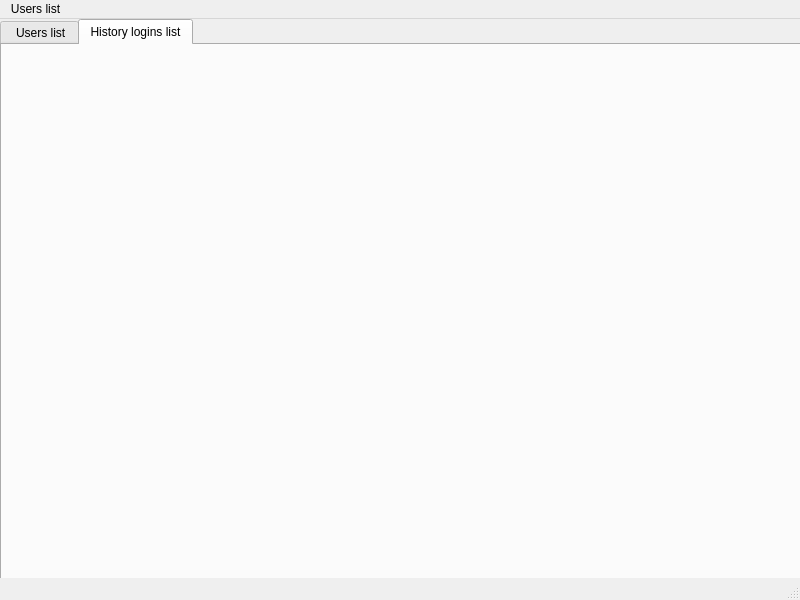
Old version of the form server_gui/serverUI.ui in the repository vakhnin/geekbrains-messenger.
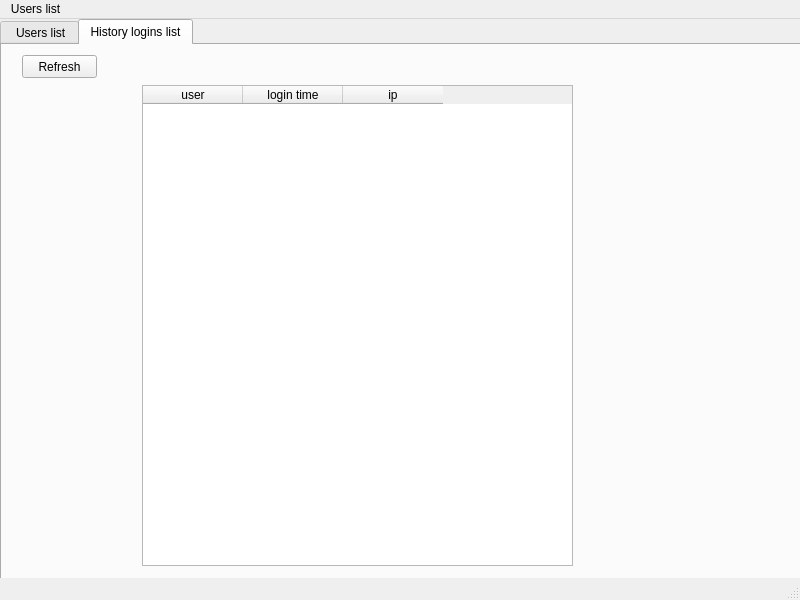
New version of the form. The open tabs and pages were chosen to show the change.

What changed in the file:
```diff
--- a/server_gui/serverUI.ui
+++ b/server_gui/serverUI.ui
@@ -82,6 +82,50 @@
      <attribute name="title">
       <string>History logins list</string>
      </attribute>
+     <widget class="QPushButton" name="refreshHystoryLoginsListButton">
+      <property name="geometry">
+       <rect>
+        <x>20</x>
+        <y>10</y>
+        <width>75</width>
+        <height>23</height>
+       </rect>
+      </property>
+      <property name="text">
+       <string>Refresh</string>
+      </property>
+     </widget>
+     <widget class="QTableWidget" name="hystoryLoginsTableWidget">
+      <property name="enabled">
+       <bool>true</bool>
+      </property>
+      <property name="geometry">
+       <rect>
+        <x>140</x>
+        <y>40</y>
+        <width>431</width>
+        <height>481</height>
+       </rect>
+      </property>
+      <property name="sortingEnabled">
+       <bool>true</bool>
+      </property>
+      <column>
+       <property name="text">
+        <string>user</string>
+       </property>
+      </column>
+      <column>
+       <property name="text">
+        <string>login time</string>
+       </property>
+      </column>
+      <column>
+       <property name="text">
+        <string>ip</string>
+       </property>
+      </column>
+     </widget>
     </widget>
    </widget>
   </widget>
```
Left out of the diff: 2 changed lines with no effect on the pictures.
